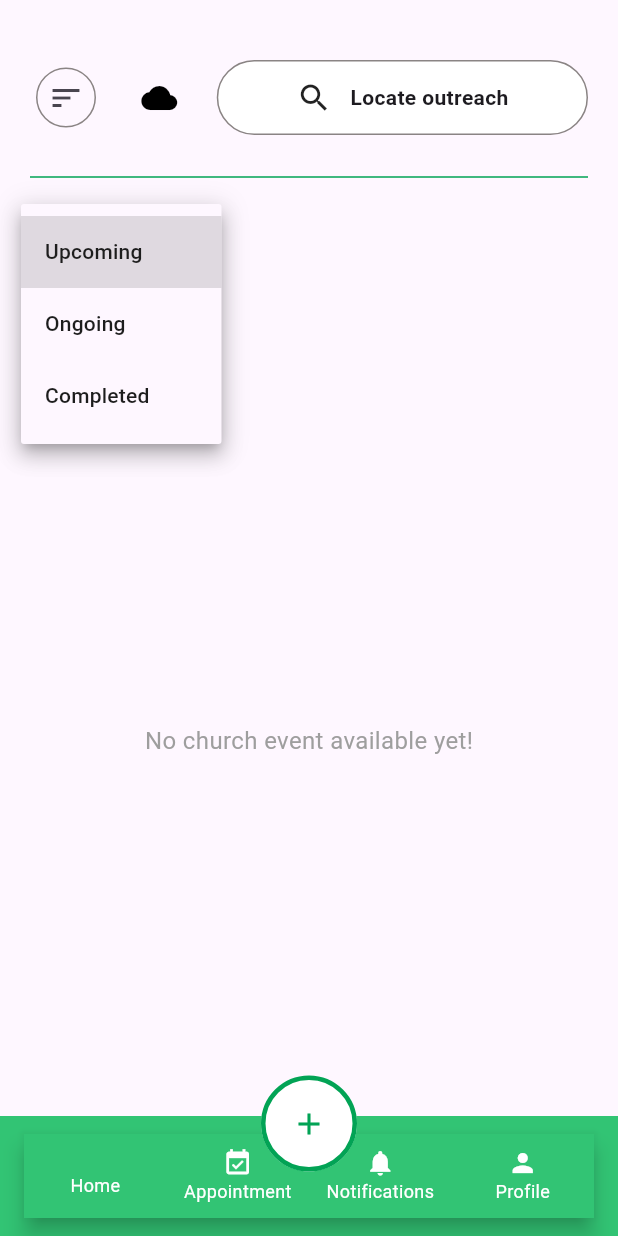
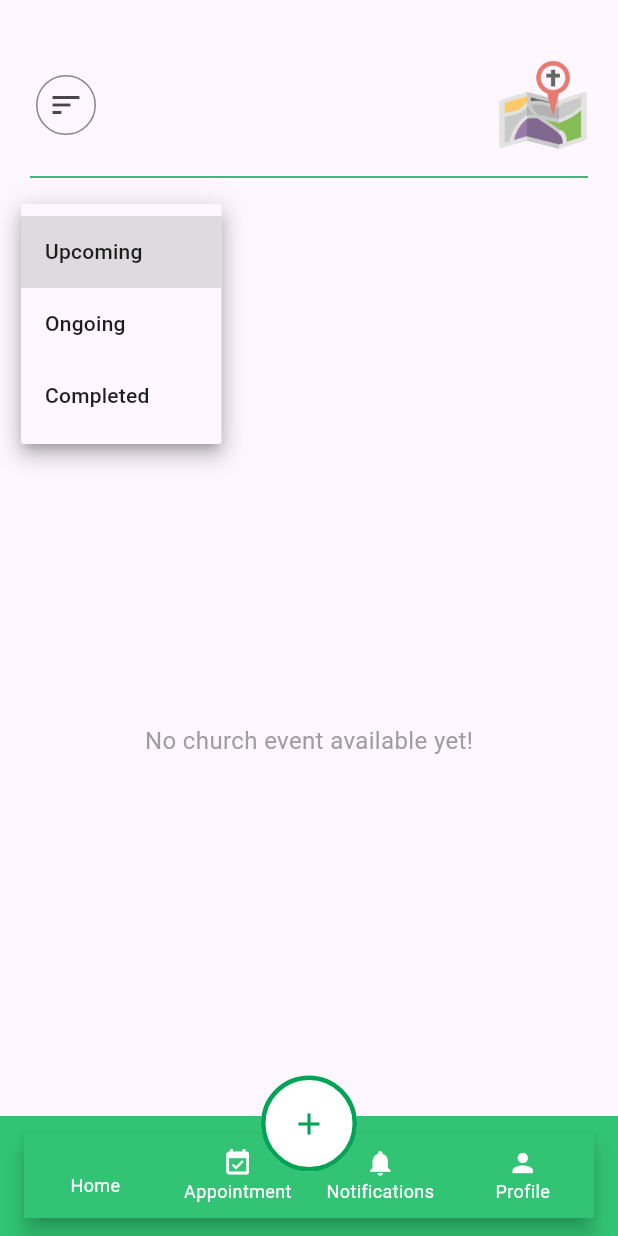
Before and after one commit to Arn0ten/church-tap-main, a Flutter app: the HomePage screen opened directly, after a tap on "Upcoming", on a phone screen of 412 x 824 dp. Run offline on Flutter 3.47's test engine with Material 3 defaults, Android fonts, the phone set to English and light mode, and no system bars; our stand-ins replace animated_bottom_navigation_bar, cloud_firestore, firebase_auth, firebase_core, firebase_messaging, flutter_local_notifications and 10 more; missing offline and left inert: flutter_map_location_marker, flutter_map_marker_popup, fuzzy; accounts and stored records are empty.

Commit message:
Deny All Remaining nalang kulanggg

```diff
--- a/lib/FRONT_END/MemberScreens/home_page.dart
+++ b/lib/FRONT_END/MemberScreens/home_page.dart
@@ -101,15 +101,6 @@ import '../constant/color.dart';
                       icon: const Icon(Icons.sort),
                     ),
                     //Icon sa weather page
-                    IconButton(
-                      icon: Icon(Icons.cloud, color: Colors.black),
-                      onPressed: () {
-                        Navigator.push(
-                          context,
-                          MaterialPageRoute(builder: (context) => const WeatherPage()),
-                        );
-                      },
-                    ),
                     GestureDetector(
                       onTap: () {
                         Navigator.push(
@@ -120,13 +111,16 @@ import '../constant/color.dart';
                         );
                       },
                       child: Hero(
-                        tag: '',
-                        child: SearchButton(
-                          isSearching: _isSearching,
+                        tag: 'mapHero',
+                        child: Image.asset(
+                          'assets/images/church-map.png', // Path to your map icon/image
+                          width: 60, // Adjust the width
+                          height: 60, // Adjust the height
+                          fit: BoxFit.contain, // Adjust the fit as needed
                         ),
                       ),
+                    ),
 
-                    ),
                   ],
                 ),
               ),
--- a/lib/FRONT_END/MemberScreens/widget_member/navigation_bar.dart
+++ b/lib/FRONT_END/MemberScreens/widget_member/navigation_bar.dart
@@ -43,6 +43,13 @@ class _HomePageState extends State<HomePage> {
     });
   }
 
+  //i taga zero sa counter hahahah
+  void _resetNotificationCount() {
+    setState(() {
+      _notificationCount = 0;
+    });
+  }
+
   @override
   Widget build(BuildContext context) {
     return Scaffold(
@@ -63,11 +70,22 @@ class _HomePageState extends State<HomePage> {
           iconSize: 20.0,
           selectedFontSize: 12.0,
           unselectedFontSize: 12.0,
+
           onTap: (int value) {
             setState(() {
               _currentTab = value;
+              if (value == 0) {
+                _resetNotificationCount();
+              }else if(value == 1) {
+                _resetNotificationCount();
+              }else if(value == 2) {
+                _resetNotificationCount();
+              }else if(value == 3) {
+                _resetNotificationCount();
+              }
             });
           },
+
           currentIndex: _currentTab,
           items: [
             const BottomNavigationBarItem(
--- a/pubspec.yaml
+++ b/pubspec.yaml
@@ -62,6 +62,7 @@ dependencies:
 
 
 
+
 dev_dependencies:
   flutter_test:
     sdk: flutter
```
Also changed, not shown: lib/FRONT_END/MemberScreens/NotificationTab.dart (+34 -52 lines), lib/FRONT_END/authentications/member_auth/member_login_page.dart (+12 -8 lines), assets/images/church-map.png (added).
